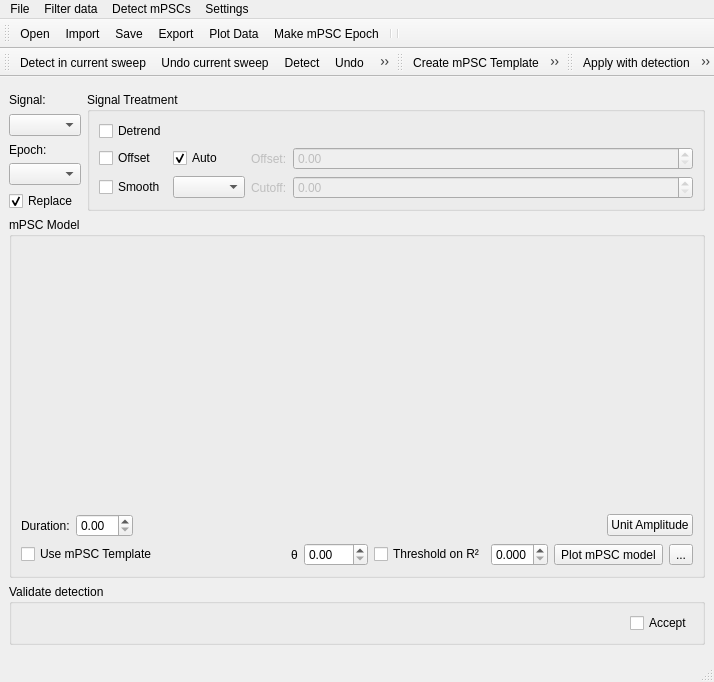
Old version of the form ephys/mPSCDetectWindow.ui in the repository ctigaret/scipyen.
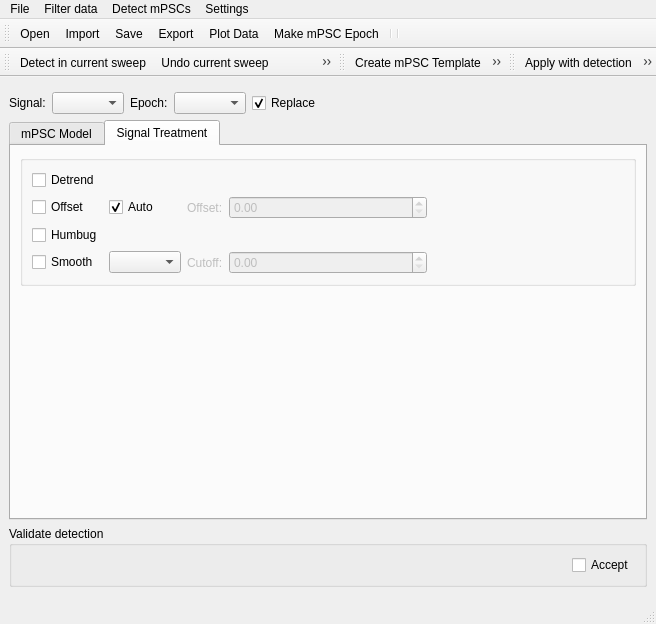
New version of the form. The open tabs and pages were chosen to show the change. Icons and pictures are not drawn. Custom widgets are drawn as their Qt base class.

```diff
--- a/ephys/mPSCDetectWindow.ui
+++ b/ephys/mPSCDetectWindow.ui
@@ -7,25 +7,21 @@
    <rect>
     <x>0</x>
     <y>0</y>
-    <width>714</width>
-    <height>682</height>
+    <width>656</width>
+    <height>624</height>
    </rect>
   </property>
   <property name="windowTitle">
    <string>mPSC Detect</string>
   </property>
   <widget class="QWidget" name="centralwidget">
-   <layout class="QVBoxLayout" name="verticalLayout_5">
-    <item>
-     <layout class="QVBoxLayout" name="verticalLayout_4">
+   <layout class="QVBoxLayout" name="verticalLayout_2">
       <item>
        <widget class="MetaDataWidget" name="metaDataWidget" native="true"/>
       </item>
       <item>
        <layout class="QHBoxLayout" name="horizontalLayout">
         <item>
-         <layout class="QVBoxLayout" name="verticalLayout_2">
-          <item>
            <widget class="QLabel" name="signalNameLabel">
             <property name="text">
              <string>Signal:</string>
@@ -94,165 +90,44 @@
             </property>
            </widget>
           </item>
-         </layout>
-        </item>
         <item>
-         <widget class="QGroupBox" name="groupBox">
-          <property name="title">
-           <string>Signal Treatment</string>
-          </property>
-          <layout class="QGridLayout" name="gridLayout">
-           <item row="0" column="0">
-            <widget class="QCheckBox" name="linearDetrendCheckBox">
-             <property name="toolTip">
-              <string>Linear detrending - remove drift</string>
-             </property>
-             <property name="statusTip">
-              <string>Linear detrending - remove drift</string>
-             </property>
-             <property name="whatsThis">
-              <string>Linear detrending - remove drift</string>
-             </property>
-             <property name="text">
-              <string>Detrend</string>
-             </property>
-            </widget>
-           </item>
-           <item row="1" column="0">
-            <widget class="QCheckBox" name="removeDCCheckBox">
-             <property name="toolTip">
-              <string>Remove signal offset (DC) before detection</string>
-             </property>
-             <property name="statusTip">
-              <string>Remove signal offset (DC) before detection</string>
-             </property>
-             <property name="whatsThis">
-              <string>Remove signal offset (DC) before detection</string>
-             </property>
-             <property name="text">
-              <string>Offset</string>
-             </property>
-            </widget>
-           </item>
-           <item row="1" column="1">
-            <widget class="QCheckBox" name="autoOffsetCheckBox">
-             <property name="toolTip">
-              <string>When checked, offset will be adapted from the current signal</string>
-             </property>
-             <property name="statusTip">
-              <string>When checked, offset will be adapted from the current signal</string>
-             </property>
-             <property name="whatsThis">
-              <string>When checked, offset will be adapted from the current signal</string>
-             </property>
-             <property name="text">
-              <string>Auto</string>
-             </property>
-             <property name="checked">
-              <bool>true</bool>
-             </property>
-            </widget>
-           </item>
-           <item row="1" column="2">
-            <widget class="QLabel" name="offsetLabel">
-             <property name="enabled">
-              <bool>false</bool>
-             </property>
-             <property name="toolTip">
-              <string>Use custom offset value</string>
-             </property>
-             <property name="statusTip">
-              <string>Use custom offset value</string>
-             </property>
-             <property name="whatsThis">
-              <string>Use custom offset value</string>
-             </property>
-             <property name="text">
-              <string>Offset:</string>
-             </property>
-             <property name="buddy">
-              <cstring>dcValueSpinBox</cstring>
-             </property>
-            </widget>
-           </item>
-           <item row="1" column="3">
-            <widget class="QuantitySpinBox" name="dcValueSpinBox">
-             <property name="enabled">
-              <bool>false</bool>
-             </property>
-             <property name="sizePolicy">
-              <sizepolicy hsizetype="MinimumExpanding" vsizetype="Fixed">
-               <horstretch>0</horstretch>
-               <verstretch>0</verstretch>
-              </sizepolicy>
-             </property>
-            </widget>
-           </item>
-           <item row="2" column="0">
-            <widget class="QCheckBox" name="noiseFilterCheckBox">
-             <property name="toolTip">
-              <string>De-noise signal before detection</string>
-             </property>
-             <property name="statusTip">
-              <string>De-noise signal before detection</string>
-             </property>
-             <property name="whatsThis">
-              <string>&lt;html&gt;&lt;head/&gt;&lt;body&gt;&lt;p&gt;Before detection, de-noise signal using a low pass digital filter (Hamming window).&lt;/p&gt;&lt;/body&gt;&lt;/html&gt;</string>
-             </property>
-             <property name="text">
-              <string>Smooth</string>
-             </property>
-            </widget>
-           </item>
-           <item row="2" column="1">
-            <widget class="QComboBox" name="filterTypeComboBox"/>
-           </item>
-           <item row="2" column="2">
-            <widget class="QLabel" name="freqCutoffLabel">
-             <property name="enabled">
-              <bool>false</bool>
-             </property>
-             <property name="text">
-              <string>Cutoff:</string>
-             </property>
-             <property name="buddy">
-              <cstring>cutoffFrequencySpinBox</cstring>
-             </property>
-            </widget>
-           </item>
-           <item row="2" column="3">
-            <widget class="QuantitySpinBox" name="cutoffFrequencySpinBox">
-             <property name="enabled">
-              <bool>false</bool>
-             </property>
-             <property name="sizePolicy">
-              <sizepolicy hsizetype="MinimumExpanding" vsizetype="Fixed">
-               <horstretch>0</horstretch>
-               <verstretch>0</verstretch>
-              </sizepolicy>
-             </property>
-            </widget>
-           </item>
-          </layout>
-         </widget>
-        </item>
-       </layout>
-      </item>
-     </layout>
-    </item>
+       <spacer name="horizontalSpacer_2">
+        <property name="orientation">
+         <enum>Qt::Horizontal</enum>
+        </property>
+        <property name="sizeHint" stdset="0">
+         <size>
+          <width>40</width>
+          <height>20</height>
+         </size>
+        </property>
+       </spacer>
+      </item>
+     </layout>
+    </item>
     <item>
-     <widget class="QGroupBox" name="mPSCmodelGroupBox">
-      <property name="toolTip">
-       <string>mPSC model and mPSC detection parameters</string>
+     <widget class="QTabWidget" name="tabWidget">
+      <property name="currentIndex">
+       <number>0</number>
       </property>
-      <property name="statusTip">
-       <string>mPSC model and mPSC detection parameters</string>
-      </property>
-      <property name="whatsThis">
-       <string>mPSC model and mPSC detection parameters</string>
-      </property>
-      <property name="title">
+      <widget class="QWidget" name="modelTab">
+       <attribute name="title">
        <string>mPSC Model</string>
+       </attribute>
+       <layout class="QGridLayout" name="gridLayout_2">
+        <item row="0" column="0">
+         <widget class="QGroupBox" name="mPSCmodelGroupBox">
+          <property name="toolTip">
+           <string>mPSC model and mPSC detection parameters</string>
+          </property>
+          <property name="statusTip">
+           <string>mPSC model and mPSC detection parameters</string>
+          </property>
+          <property name="whatsThis">
+           <string>mPSC model and mPSC detection parameters</string>
+          </property>
+          <property name="title">
+           <string/>
       </property>
       <layout class="QVBoxLayout" name="verticalLayout">
        <item>
@@ -486,6 +361,203 @@
       </layout>
      </widget>
     </item>
+       </layout>
+      </widget>
+      <widget class="QWidget" name="filtersTab">
+       <attribute name="title">
+        <string>Signal Treatment</string>
+       </attribute>
+       <layout class="QGridLayout" name="gridLayout_3">
+        <item row="0" column="0">
+         <widget class="QGroupBox" name="groupBox">
+          <property name="title">
+           <string/>
+          </property>
+          <layout class="QGridLayout" name="gridLayout">
+           <item row="0" column="0">
+            <widget class="QCheckBox" name="linearDetrendCheckBox">
+             <property name="toolTip">
+              <string>Linear detrending - remove drift</string>
+             </property>
+             <property name="statusTip">
+              <string>Linear detrending - remove drift</string>
+             </property>
+             <property name="whatsThis">
+              <string>Linear detrending - remove drift</string>
+             </property>
+             <property name="text">
+              <string>Detrend</string>
+             </property>
+            </widget>
+           </item>
+           <item row="1" column="0">
+            <widget class="QCheckBox" name="removeDCCheckBox">
+             <property name="toolTip">
+              <string>Remove signal offset (DC) before detection</string>
+             </property>
+             <property name="statusTip">
+              <string>Remove signal offset (DC) before detection</string>
+             </property>
+             <property name="whatsThis">
+              <string>Remove signal offset (DC) before detection</string>
+             </property>
+             <property name="text">
+              <string>Offset</string>
+             </property>
+            </widget>
+           </item>
+           <item row="1" column="1">
+            <widget class="QCheckBox" name="autoOffsetCheckBox">
+             <property name="toolTip">
+              <string>When checked, offset will be adapted from the current signal</string>
+             </property>
+             <property name="statusTip">
+              <string>When checked, offset will be adapted from the current signal</string>
+             </property>
+             <property name="whatsThis">
+              <string>When checked, offset will be adapted from the current signal</string>
+             </property>
+             <property name="text">
+              <string>Auto</string>
+             </property>
+             <property name="checked">
+              <bool>true</bool>
+             </property>
+            </widget>
+           </item>
+           <item row="1" column="2">
+            <widget class="QLabel" name="offsetLabel">
+             <property name="enabled">
+              <bool>false</bool>
+             </property>
+             <property name="toolTip">
+              <string>Use custom offset value</string>
+             </property>
+             <property name="statusTip">
+              <string>Use custom offset value</string>
+             </property>
+             <property name="whatsThis">
+              <string>Use custom offset value</string>
+             </property>
+             <property name="text">
+              <string>Offset:</string>
+             </property>
+             <property name="buddy">
+              <cstring>dcValueSpinBox</cstring>
+             </property>
+            </widget>
+           </item>
+           <item row="1" column="3">
+            <widget class="QuantitySpinBox" name="dcValueSpinBox">
+             <property name="enabled">
+              <bool>false</bool>
+             </property>
+             <property name="sizePolicy">
+              <sizepolicy hsizetype="MinimumExpanding" vsizetype="Fixed">
+               <horstretch>0</horstretch>
+               <verstretch>0</verstretch>
+              </sizepolicy>
+             </property>
+            </widget>
+           </item>
+           <item row="1" column="4">
+            <spacer name="horizontalSpacer_4">
+             <property name="orientation">
+              <enum>Qt::Horizontal</enum>
+             </property>
+             <property name="sizeHint" stdset="0">
+              <size>
+               <width>190</width>
+               <height>20</height>
+              </size>
+             </property>
+            </spacer>
+           </item>
+           <item row="2" column="0">
+            <widget class="QCheckBox" name="deHumCheckBox">
+             <property name="text">
+              <string>Humbug</string>
+             </property>
+            </widget>
+           </item>
+           <item row="3" column="0">
+            <widget class="QCheckBox" name="noiseFilterCheckBox">
+             <property name="toolTip">
+              <string>De-noise signal before detection</string>
+             </property>
+             <property name="statusTip">
+              <string>De-noise signal before detection</string>
+             </property>
+             <property name="whatsThis">
+              <string>&lt;html&gt;&lt;head/&gt;&lt;body&gt;&lt;p&gt;Before detection, de-noise signal using a low pass digital filter (Hamming window).&lt;/p&gt;&lt;/body&gt;&lt;/html&gt;</string>
+             </property>
+             <property name="text">
+              <string>Smooth</string>
+             </property>
+            </widget>
+           </item>
+           <item row="3" column="1">
+            <widget class="QComboBox" name="filterTypeComboBox"/>
+           </item>
+           <item row="3" column="2">
+            <widget class="QLabel" name="freqCutoffLabel">
+             <property name="enabled">
+              <bool>false</bool>
+             </property>
+             <property name="text">
+              <string>Cutoff:</string>
+             </property>
+             <property name="buddy">
+              <cstring>cutoffFrequencySpinBox</cstring>
+             </property>
+            </widget>
+           </item>
+           <item row="3" column="3">
+            <widget class="QuantitySpinBox" name="cutoffFrequencySpinBox">
+             <property name="enabled">
+              <bool>false</bool>
+             </property>
+             <property name="sizePolicy">
+              <sizepolicy hsizetype="MinimumExpanding" vsizetype="Fixed">
+               <horstretch>0</horstretch>
+               <verstretch>0</verstretch>
+              </sizepolicy>
+             </property>
+            </widget>
+           </item>
+           <item row="3" column="4">
+            <spacer name="horizontalSpacer_5">
+             <property name="orientation">
+              <enum>Qt::Horizontal</enum>
+             </property>
+             <property name="sizeHint" stdset="0">
+              <size>
+               <width>190</width>
+               <height>20</height>
+              </size>
+             </property>
+            </spacer>
+           </item>
+          </layout>
+         </widget>
+        </item>
+        <item row="1" column="0">
+         <spacer name="verticalSpacer">
+          <property name="orientation">
+           <enum>Qt::Vertical</enum>
+          </property>
+          <property name="sizeHint" stdset="0">
+           <size>
+            <width>20</width>
+            <height>177</height>
+           </size>
+          </property>
+         </spacer>
+        </item>
+       </layout>
+      </widget>
+     </widget>
+    </item>
     <item>
      <widget class="QGroupBox" name="validateDetectionGroupBox">
       <property name="title">
@@ -533,8 +605,8 @@
     <rect>
      <x>0</x>
      <y>0</y>
-     <width>714</width>
-     <height>28</height>
+     <width>656</width>
+     <height>20</height>
     </rect>
    </property>
    <widget class="QMenu" name="menuFile">
```
Left out of the diff: 4 changed lines with no effect on the pictures. Lines whose indentation alone changed are shown as unchanged.
